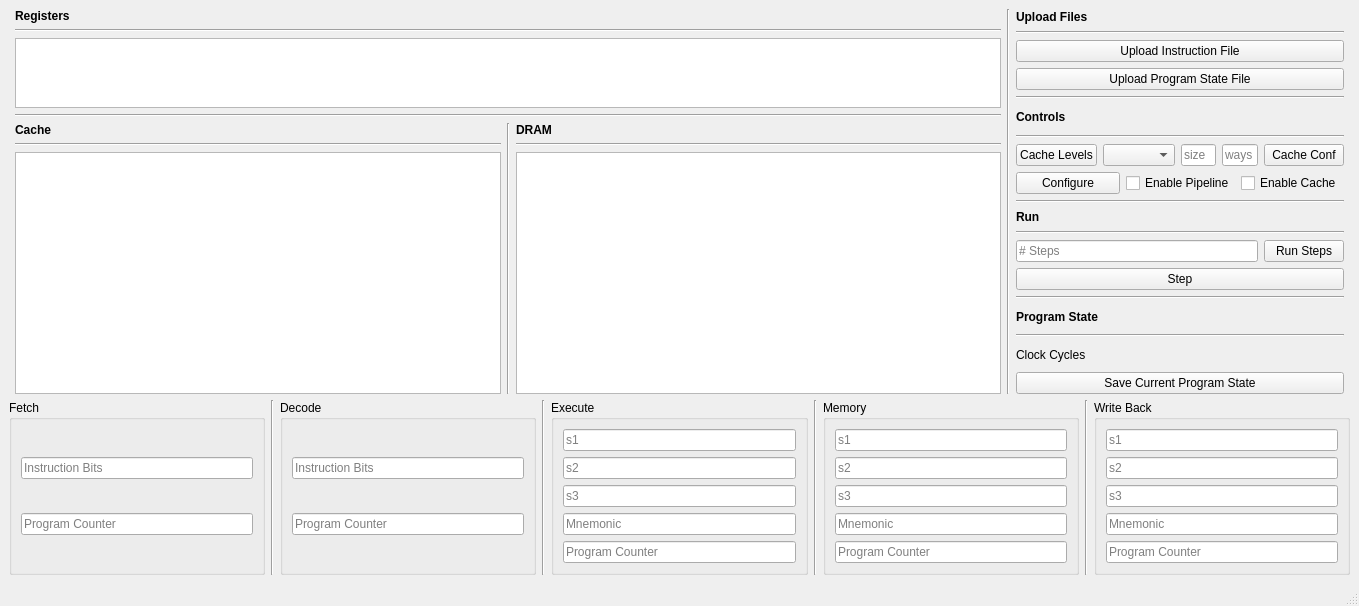
First picture: the form in gui/gui.ui, repository bdunahu/RISC-V-ECTOR-, before the edit.
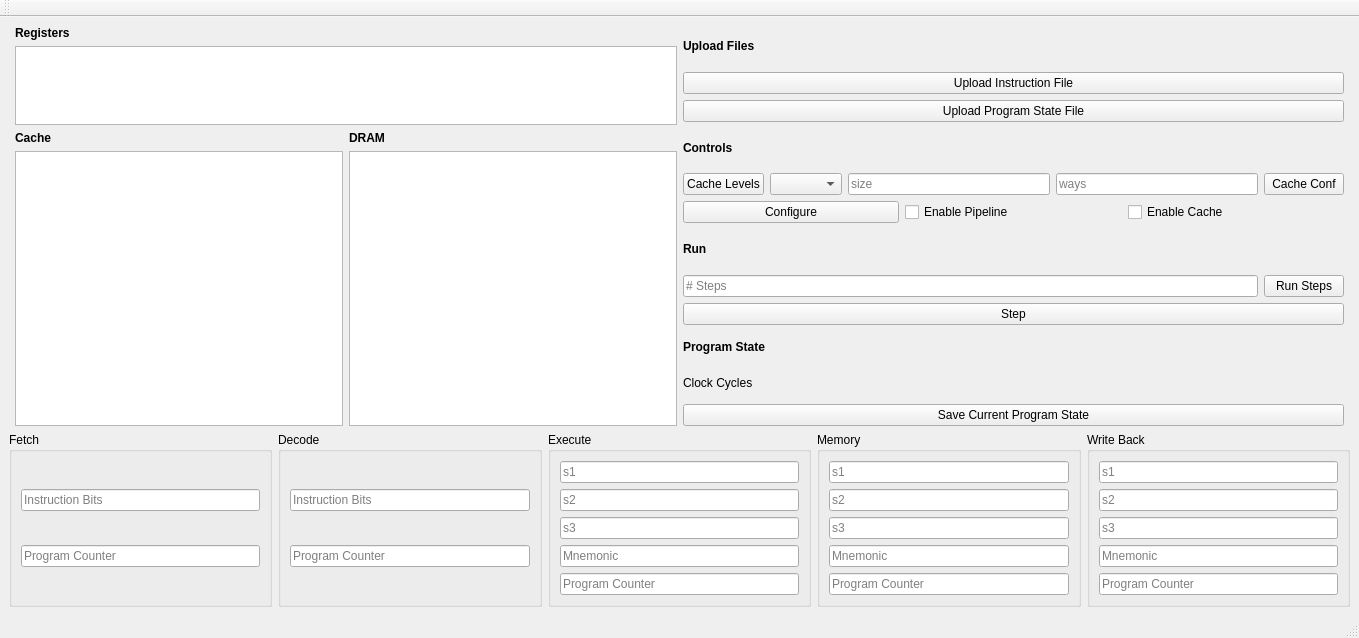
Second picture: the form after the edit.

Commit message: Remove lines

Patch:
```diff
--- a/gui/gui.ui
+++ b/gui/gui.ui
@@ -7,7 +7,7 @@
     <x>0</x>
     <y>0</y>
     <width>1359</width>
-    <height>606</height>
+    <height>638</height>
    </rect>
   </property>
   <property name="windowTitle">
@@ -16,108 +16,8 @@
   <widget class="QWidget" name="centralwidget">
    <layout class="QHBoxLayout" name="horizontalLayout_2">
     <item>
-     <layout class="QGridLayout" name="gridLayout_2" rowstretch="0,0,0" columnstretch="0,3,0,1,0">
-      <item row="0" column="1">
-       <layout class="QVBoxLayout" name="verticalLayout_19" stretch="1,0,3">
-        <item>
-         <layout class="QVBoxLayout" name="verticalLayout_20">
-          <item>
-           <widget class="QLabel" name="label_5">
-            <property name="font">
-             <font>
-              <bold>true</bold>
-             </font>
-            </property>
-            <property name="text">
-             <string>Registers</string>
-            </property>
-           </widget>
-          </item>
-          <item>
-           <widget class="Line" name="line_25">
-            <property name="orientation">
-             <enum>Qt::Horizontal</enum>
-            </property>
-           </widget>
-          </item>
-          <item>
-           <widget class="QTextEdit" name="register_table"/>
-          </item>
-         </layout>
-        </item>
-        <item>
-         <widget class="Line" name="line_26">
-          <property name="orientation">
-           <enum>Qt::Horizontal</enum>
-          </property>
-         </widget>
-        </item>
-        <item>
-         <layout class="QHBoxLayout" name="horizontalLayout_7">
-          <item>
-           <layout class="QVBoxLayout" name="verticalLayout_21">
-            <item>
-             <widget class="QLabel" name="label_6">
-              <property name="font">
-               <font>
-                <bold>true</bold>
-               </font>
-              </property>
-              <property name="text">
-               <string>Cache</string>
-              </property>
-             </widget>
-            </item>
-            <item>
-             <widget class="Line" name="line_27">
-              <property name="orientation">
-               <enum>Qt::Horizontal</enum>
-              </property>
-             </widget>
-            </item>
-            <item>
-             <widget class="QTextEdit" name="cache_table"/>
-            </item>
-           </layout>
-          </item>
-          <item>
-           <widget class="Line" name="line_28">
-            <property name="orientation">
-             <enum>Qt::Vertical</enum>
-            </property>
-           </widget>
-          </item>
-          <item>
-           <layout class="QVBoxLayout" name="verticalLayout_22">
-            <item>
-             <widget class="QLabel" name="label_10">
-              <property name="font">
-               <font>
-                <bold>true</bold>
-               </font>
-              </property>
-              <property name="text">
-               <string>DRAM</string>
-              </property>
-             </widget>
-            </item>
-            <item>
-             <widget class="Line" name="line_29">
-              <property name="orientation">
-               <enum>Qt::Horizontal</enum>
-              </property>
-             </widget>
-            </item>
-            <item>
-             <widget class="QTextEdit" name="dram_table"/>
-            </item>
-           </layout>
-          </item>
-         </layout>
-        </item>
-       </layout>
-      </item>
-      <item row="1" column="0" colspan="5">
+     <layout class="QGridLayout" name="gridLayout_2" rowstretch="0,0" columnstretch="0,0,0,0">
+      <item row="1" column="0" colspan="4">
        <layout class="QHBoxLayout" name="horizontalLayout">
         <item>
          <widget class="QGroupBox" name="Fetch">
@@ -142,13 +42,6 @@
           </layout>
          </widget>
         </item>
-        <item>
-         <widget class="Line" name="line">
-          <property name="orientation">
-           <enum>Qt::Vertical</enum>
-          </property>
-         </widget>
-        </item>
         <item>
          <widget class="QGroupBox" name="Decode">
           <property name="title">
@@ -196,13 +89,6 @@
           </layout>
          </widget>
         </item>
-        <item>
-         <widget class="Line" name="line_2">
-          <property name="orientation">
-           <enum>Qt::Vertical</enum>
-          </property>
-         </widget>
-        </item>
         <item>
          <widget class="QGroupBox" name="Execute">
           <property name="title">
@@ -250,13 +136,6 @@
           </layout>
          </widget>
         </item>
-        <item>
-         <widget class="Line" name="line_3">
-          <property name="orientation">
-           <enum>Qt::Vertical</enum>
-          </property>
-         </widget>
-        </item>
         <item>
          <widget class="QGroupBox" name="Memory">
           <property name="title">
@@ -304,13 +183,6 @@
           </layout>
          </widget>
         </item>
-        <item>
-         <widget class="Line" name="line_4">
-          <property name="orientation">
-           <enum>Qt::Vertical</enum>
-          </property>
-         </widget>
-        </item>
         <item>
          <widget class="QGroupBox" name="WriteBack">
           <property name="title">
@@ -360,7 +232,7 @@
         </item>
        </layout>
       </item>
-      <item row="0" column="3">
+      <item row="0" column="2">
        <layout class="QVBoxLayout" name="verticalLayout_23">
         <item>
          <layout class="QVBoxLayout" name="verticalLayout_24">
@@ -376,13 +248,6 @@
             </property>
            </widget>
           </item>
-          <item>
-           <widget class="Line" name="line_33">
-            <property name="orientation">
-             <enum>Qt::Horizontal</enum>
-            </property>
-           </widget>
-          </item>
           <item>
            <layout class="QVBoxLayout" name="verticalLayout_25">
             <item>
@@ -405,13 +270,6 @@
             </item>
            </layout>
           </item>
-          <item>
-           <widget class="Line" name="line_34">
-            <property name="orientation">
-             <enum>Qt::Horizontal</enum>
-            </property>
-           </widget>
-          </item>
          </layout>
         </item>
         <item>
@@ -428,13 +286,6 @@
             </property>
            </widget>
           </item>
-          <item>
-           <widget class="Line" name="line_35">
-            <property name="orientation">
-             <enum>Qt::Horizontal</enum>
-            </property>
-           </widget>
-          </item>
           <item>
            <layout class="QVBoxLayout" name="verticalLayout_27">
            <item>
@@ -512,13 +363,6 @@
         </item>
         <item>
          <layout class="QVBoxLayout" name="verticalLayout_28">
-          <item>
-           <widget class="Line" name="line_36">
-            <property name="orientation">
-             <enum>Qt::Horizontal</enum>
-            </property>
-           </widget>
-          </item>
           <item>
            <widget class="QLabel" name="label_14">
             <property name="font">
@@ -531,13 +375,6 @@
             </property>
            </widget>
           </item>
-          <item>
-           <widget class="Line" name="line_37">
-            <property name="orientation">
-             <enum>Qt::Horizontal</enum>
-            </property>
-           </widget>
-          </item>
           <item>
            <layout class="QVBoxLayout" name="verticalLayout_29">
             <item>
@@ -569,13 +406,6 @@
           </item>
          </layout>
         </item>
-        <item>
-         <widget class="Line" name="line_38">
-          <property name="orientation">
-           <enum>Qt::Horizontal</enum>
-          </property>
-         </widget>
-        </item>
         <item>
          <layout class="QVBoxLayout" name="verticalLayout_30">
           <item>
@@ -590,13 +420,6 @@
             </property>
            </widget>
           </item>
-          <item>
-           <widget class="Line" name="line_39">
-            <property name="orientation">
-             <enum>Qt::Horizontal</enum>
-            </property>
-           </widget>
-          </item>
           <item>
            <widget class="QLabel" name="cycles_label">
             <property name="text">
@@ -615,12 +438,70 @@
         </item>
        </layout>
       </item>
-      <item row="0" column="2">
-       <widget class="Line" name="line_5">
-        <property name="orientation">
-         <enum>Qt::Vertical</enum>
-        </property>
-       </widget>
+      <item row="0" column="1">
+       <layout class="QVBoxLayout" name="verticalLayout_19" stretch="1,3">
+        <item>
+         <layout class="QVBoxLayout" name="verticalLayout_20">
+          <item>
+           <widget class="QLabel" name="label_5">
+            <property name="font">
+             <font>
+              <bold>true</bold>
+             </font>
+            </property>
+            <property name="text">
+             <string>Registers</string>
+            </property>
+           </widget>
+          </item>
+          <item>
+           <widget class="QTextEdit" name="register_table"/>
+          </item>
+         </layout>
+        </item>
+        <item>
+         <layout class="QHBoxLayout" name="horizontalLayout_7">
+          <item>
+           <layout class="QVBoxLayout" name="verticalLayout_21">
+            <item>
+             <widget class="QLabel" name="label_6">
+              <property name="font">
+               <font>
+                <bold>true</bold>
+               </font>
+              </property>
+              <property name="text">
+               <string>Cache</string>
+              </property>
+             </widget>
+            </item>
+            <item>
+             <widget class="QTextEdit" name="cache_table"/>
+            </item>
+           </layout>
+          </item>
+          <item>
+           <layout class="QVBoxLayout" name="verticalLayout_22">
+            <item>
+             <widget class="QLabel" name="label_10">
+              <property name="font">
+               <font>
+                <bold>true</bold>
+               </font>
+              </property>
+              <property name="text">
+               <string>DRAM</string>
+              </property>
+             </widget>
+            </item>
+            <item>
+             <widget class="QTextEdit" name="dram_table"/>
+            </item>
+           </layout>
+          </item>
+         </layout>
+        </item>
+       </layout>
       </item>
      </layout>
     </item>
@@ -637,6 +518,17 @@
    </property>
   </widget>
   <widget class="QStatusBar" name="statusbar"/>
+  <widget class="QToolBar" name="toolBar">
+   <property name="windowTitle">
+    <string>toolBar</string>
+   </property>
+   <attribute name="toolBarArea">
+    <enum>TopToolBarArea</enum>
+   </attribute>
+   <attribute name="toolBarBreak">
+    <bool>false</bool>
+   </attribute>
+  </widget>
  </widget>
 <resources/>
  <connections/>
```
Left out of the diff: 41 changed lines with no effect on the pictures.
